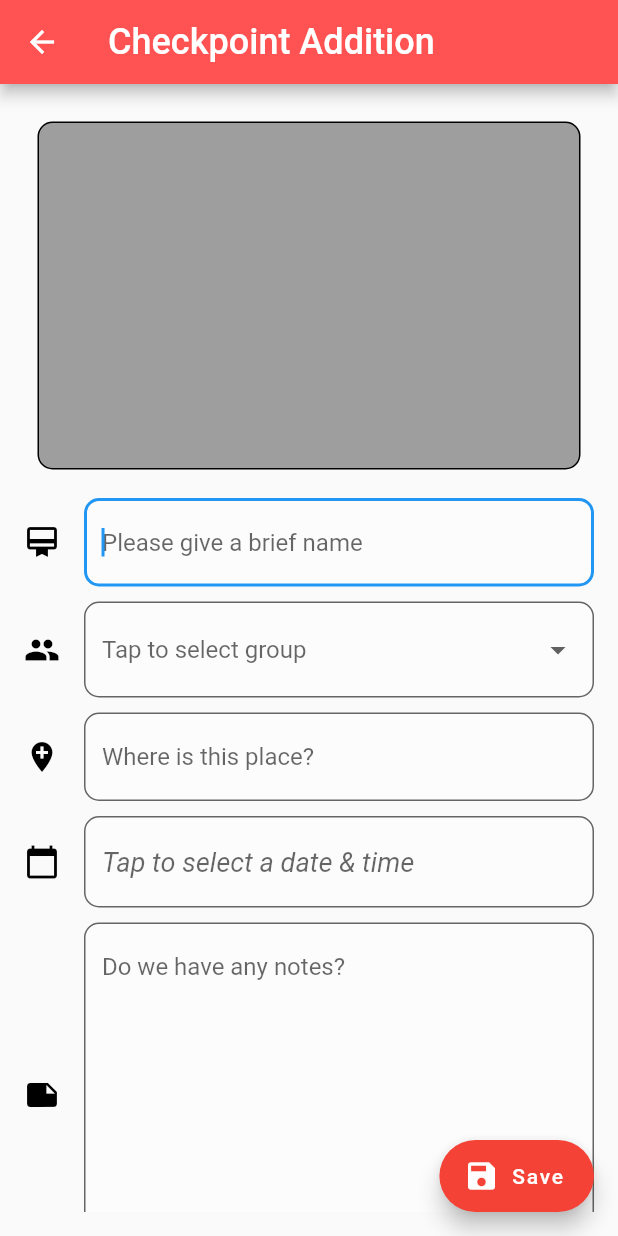
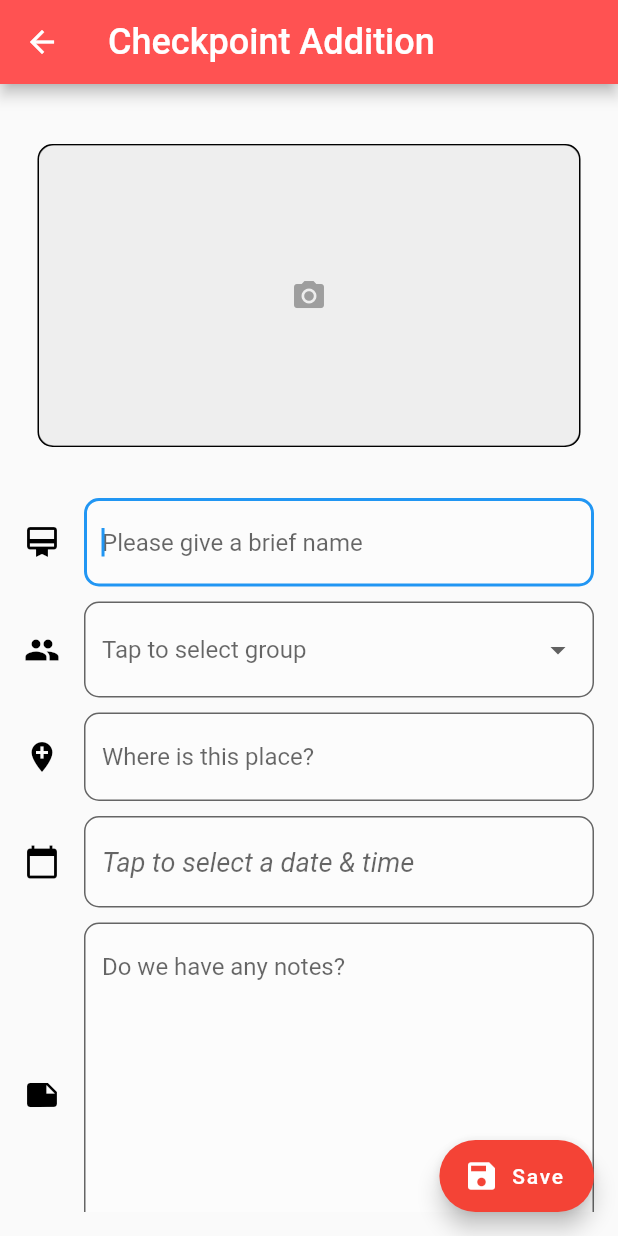
Before and after one commit to KeithWong2205/Tour-Management-App, a Flutter app: the AddEditScene screen opened by its route, on a phone screen of 412 x 824 dp. Run offline on Flutter 3.47's test engine with Material 2 defaults, Android fonts, the phone set to English and light mode, and no system bars; drawn by our look-alikes of datetime_picker_formfield; our stand-ins replace bloc, cloud_firestore, equatable, firebase_auth, flutter_bloc, flutter_rating_bar and 4 more; accounts and stored records are empty.

Commit message:
Added image picker for add/edit scene

```diff
--- a/tour_management/lib/views/manager/add_edit_scene.dart
+++ b/tour_management/lib/views/manager/add_edit_scene.dart
@@ -1,7 +1,9 @@
+import 'dart:io';
 import 'package:datetime_picker_formfield/datetime_picker_formfield.dart';
 import 'package:flutter/material.dart';
 import 'package:flutter/foundation.dart';
 import 'package:chpnt_repo_manager/chpnt_repo_manager.dart';
+import 'package:image_picker/image_picker.dart';
 import 'package:intl/intl.dart';
 import 'package:tour_management/localization/keys.dart';
 import 'package:tour_management/styles/styles.dart';
@@ -41,6 +43,56 @@ class _AddEditSceneState extends State<AddEditScene> {
     'Group 4',
     'Group 5'
   ];
+  //Image Picker Function
+  File _image;
+  _imgFromCamera() async {
+    // ignore: deprecated_member_use
+    File image = await ImagePicker.pickImage(
+        source: ImageSource.camera, imageQuality: 50);
+    setState(() {
+      _image = image;
+    });
+  }
+
+  _imgFromGallery() async {
+    // ignore: deprecated_member_use
+    File image = await ImagePicker.pickImage(
+        source: ImageSource.gallery, imageQuality: 50);
+    setState(() {
+      _image = image;
+    });
+  }
+
+  void _showPicker(context) {
+    showModalBottomSheet(
+        context: context,
+        builder: (BuildContext bc) {
+          return SafeArea(
+            child: Container(
+              child: new Wrap(
+                children: <Widget>[
+                  new ListTile(
+                      leading: new Icon(Icons.photo_library),
+                      title: new Text('Photo Library'),
+                      onTap: () {
+                        _imgFromGallery();
+                        Navigator.of(context).pop();
+                      }),
+                  new ListTile(
+                    leading: new Icon(Icons.photo_camera),
+                    title: new Text('Camera'),
+                    onTap: () {
+                      _imgFromCamera();
+                      Navigator.of(context).pop();
+                    },
+                  ),
+                ],
+              ),
+            ),
+          );
+        });
+  }
+
   bool get isEditing => widget.isEditing;
   @override
   Widget build(BuildContext context) {
@@ -62,13 +114,35 @@ class _AddEditSceneState extends State<AddEditScene> {
                           alignment: Alignment.center,
                           child: Padding(
                             padding: const EdgeInsets.all(9),
-                            child: Container(
-                              width: 450,
-                              decoration: BoxDecoration(
-                                  color: Colors.grey,
-                                  border: Border.all(color: Colors.black),
-                                  borderRadius: BorderRadius.circular(10)),
-                            ),
+                            child: GestureDetector(
+                                onTap: () => _showPicker(context),
+                                child: Container(
+                                    width: 450,
+                                    decoration: BoxDecoration(
+                                        color: Colors.grey,
+                                        border: Border.all(color: Colors.black),
+                                        borderRadius:
+                                            BorderRadius.circular(10)),
+                                    child: _image != null
+                                        ? ClipRRect(
+                                            borderRadius:
+                                                BorderRadius.circular(10.0),
+                                            child: Image.file(_image,
+                                                width: 100,
+                                                height: 200,
+                                                fit: BoxFit.fill))
+                                        : Container(
+                                            width: 100,
+                                            height: 200,
+                                            decoration: BoxDecoration(
+                                                color: Colors.grey[200],
+                                                borderRadius:
+                                                    BorderRadius.circular(
+                                                        10.0)),
+                                            child: Icon(
+                                              Icons.camera_alt,
+                                              color: Colors.grey,
+                                            )))),
                           ),
                         ),
                       ),
--- a/tour_management/pubspec.yaml
+++ b/tour_management/pubspec.yaml
@@ -17,6 +17,7 @@ dependencies:
   datetime_picker_formfield: ^1.0.0
   flutter_rating_bar: ^3.0.1+1
   grouped_list: ^3.5.0
+  image_picker: ^0.6.6+5
   chpnt_repo_manager:
     path: chpnt_repo_manager
   group_repo:
```
Also changed, not shown: tour_management/pubspec.lock, 23 other files.
